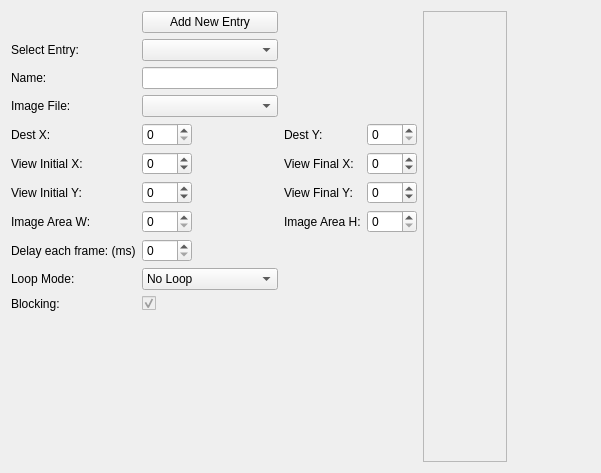
The window that editor/scenes/tab_viewpoint.ui (protoman/rockbot) describes before a commit, drawn with Qt 5.
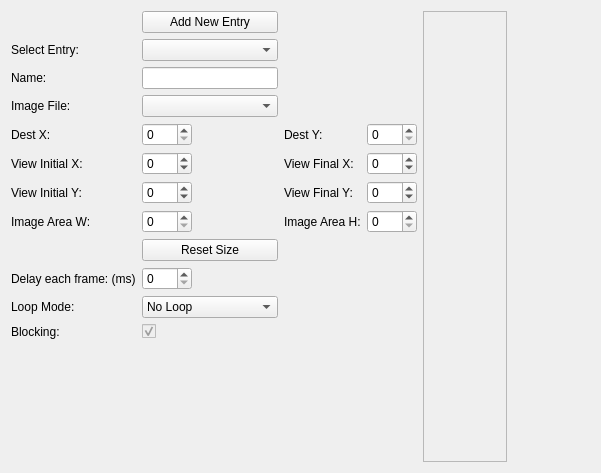
The same window after the commit. Icons and pictures are not drawn. Custom widgets are drawn as their Qt base class.

Diff of the .ui file:
```diff
--- a/editor/scenes/tab_viewpoint.ui
+++ b/editor/scenes/tab_viewpoint.ui
@@ -329,6 +329,18 @@
        </property>
       </widget>
      </item>
+     <item row="8" column="1">
+      <widget class="QPushButton" name="pushButton">
+       <property name="text">
+        <string>Reset Size</string>
+       </property>
+       <property name="icon">
+        <iconset>
+         <normalon>:/toolbar_icons/task-recurring.png</normalon>
+        </iconset>
+       </property>
+      </widget>
+     </item>
     </layout>
    </item>
    <item row="0" column="2">
```
